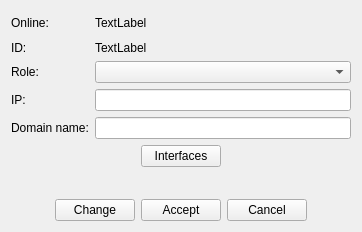
The window that src/VMTD/VMTD/device/node/VMTDNodeDeviceForm.ui (ekushko/qt-vxlan-mtd-old) describes before a commit, drawn with Qt 5.
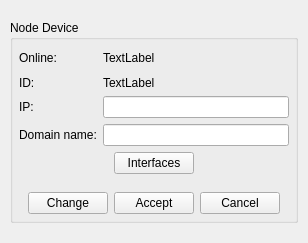
The same window after the commit. Icons and pictures are not drawn.

The edit to the form file:
```diff
--- a/src/VMTD/VMTD/device/node/VMTDNodeDeviceForm.ui
+++ b/src/VMTD/VMTD/device/node/VMTDNodeDeviceForm.ui
@@ -6,14 +6,97 @@
    <rect>
     <x>0</x>
     <y>0</y>
-    <width>362</width>
-    <height>232</height>
+    <width>308</width>
+    <height>243</height>
    </rect>
   </property>
   <property name="windowTitle">
    <string>Form</string>
   </property>
+  <property name="windowIcon">
+   <iconset resource="../../../resources/VMTDResources.qrc">
+    <normaloff>:/favicon.ico</normaloff>:/favicon.ico</iconset>
+  </property>
+  <layout class="QHBoxLayout" name="horizontalLayout">
+   <property name="spacing">
+    <number>0</number>
+   </property>
+   <property name="leftMargin">
+    <number>0</number>
+   </property>
+   <property name="topMargin">
+    <number>0</number>
+   </property>
+   <property name="rightMargin">
+    <number>0</number>
+   </property>
+   <property name="bottomMargin">
+    <number>0</number>
+   </property>
+   <item>
+    <spacer name="_11">
+     <property name="orientation">
+      <enum>Qt::Horizontal</enum>
+     </property>
+     <property name="sizeHint" stdset="0">
+      <size>
+       <width>4</width>
+       <height>20</height>
+      </size>
+     </property>
+    </spacer>
+   </item>
+   <item>
+    <layout class="QVBoxLayout" name="vl_1">
+     <property name="spacing">
+      <number>0</number>
+     </property>
+     <item>
+      <spacer name="_14">
+       <property name="orientation">
+        <enum>Qt::Vertical</enum>
+       </property>
+       <property name="sizeHint" stdset="0">
+        <size>
+         <width>20</width>
+         <height>40</height>
+        </size>
+       </property>
+      </spacer>
+     </item>
+     <item>
+      <widget class="QWidget" name="w_1" native="true">
+       <property name="minimumSize">
+        <size>
+         <width>306</width>
+         <height>0</height>
+        </size>
+       </property>
+       <property name="maximumSize">
+        <size>
+         <width>306</width>
+         <height>16777215</height>
+        </size>
+       </property>
+       <layout class="QVBoxLayout" name="verticalLayout_3">
+        <item>
+         <widget class="QGroupBox" name="gbNodeDevice">
+          <property name="title">
+           <string>Node Device</string>
+          </property>
   <layout class="QVBoxLayout" name="verticalLayout">
+           <property name="leftMargin">
+            <number>6</number>
+           </property>
+           <property name="topMargin">
+            <number>6</number>
+           </property>
+           <property name="rightMargin">
+            <number>6</number>
+           </property>
+           <property name="bottomMargin">
+            <number>6</number>
+           </property>
    <item>
     <widget class="QWidget" name="wMain" native="true">
      <layout class="QGridLayout" name="gridLayout">
@@ -29,15 +112,21 @@
       <property name="bottomMargin">
        <number>0</number>
       </property>
-      <item row="1" column="0">
-       <widget class="QLabel" name="_5">
+              <item row="0" column="1">
+               <widget class="QLabel" name="lbOnline">
+                <property name="minimumSize">
+                 <size>
+                  <width>0</width>
+                  <height>24</height>
+                 </size>
+                </property>
         <property name="text">
-         <string>ID:</string>
+                 <string>TextLabel</string>
         </property>
        </widget>
       </item>
-      <item row="2" column="1">
-       <widget class="QComboBox" name="cbRole"/>
+              <item row="3" column="1">
+               <widget class="QLineEdit" name="leDomainName"/>
       </item>
       <item row="1" column="1">
        <widget class="QLabel" name="lbId">
@@ -46,16 +135,9 @@
         </property>
        </widget>
       </item>
-      <item row="3" column="1">
+              <item row="2" column="1">
        <widget class="QLineEdit" name="leIp"/>
       </item>
-      <item row="2" column="0">
-       <widget class="QLabel" name="_7">
-        <property name="text">
-         <string>Role:</string>
-        </property>
-       </widget>
-      </item>
       <item row="0" column="0">
        <widget class="QLabel" name="_3">
         <property name="text">
@@ -63,35 +145,26 @@
         </property>
        </widget>
       </item>
+              <item row="1" column="0">
+               <widget class="QLabel" name="_5">
+                <property name="text">
+                 <string>ID:</string>
+                </property>
+               </widget>
+              </item>
       <item row="3" column="0">
-       <widget class="QLabel" name="_6">
-        <property name="text">
-         <string>IP:</string>
-        </property>
-       </widget>
-      </item>
-      <item row="0" column="1">
-       <widget class="QLabel" name="lbOnline">
-        <property name="minimumSize">
-         <size>
-          <width>0</width>
-          <height>24</height>
-         </size>
-        </property>
-        <property name="text">
-         <string>TextLabel</string>
-        </property>
-       </widget>
-      </item>
-      <item row="4" column="0">
        <widget class="QLabel" name="_10">
         <property name="text">
          <string>Domain name:</string>
         </property>
        </widget>
       </item>
-      <item row="4" column="1">
-       <widget class="QLineEdit" name="leDomainName"/>
+              <item row="2" column="0">
+               <widget class="QLabel" name="_6">
+                <property name="text">
+                 <string>IP:</string>
+                </property>
+               </widget>
       </item>
      </layout>
     </widget>
@@ -141,10 +214,13 @@
      <property name="orientation">
       <enum>Qt::Vertical</enum>
      </property>
+             <property name="sizeType">
+              <enum>QSizePolicy::Fixed</enum>
+             </property>
      <property name="sizeHint" stdset="0">
       <size>
        <width>20</width>
-       <height>40</height>
+               <height>12</height>
       </size>
      </property>
     </spacer>
@@ -216,6 +292,42 @@
    </item>
   </layout>
  </widget>
- <resources/>
+        </item>
+       </layout>
+      </widget>
+     </item>
+     <item>
+      <spacer name="_13">
+       <property name="orientation">
+        <enum>Qt::Vertical</enum>
+       </property>
+       <property name="sizeHint" stdset="0">
+        <size>
+         <width>20</width>
+         <height>40</height>
+        </size>
+       </property>
+      </spacer>
+     </item>
+    </layout>
+   </item>
+   <item>
+    <spacer name="_12">
+     <property name="orientation">
+      <enum>Qt::Horizontal</enum>
+     </property>
+     <property name="sizeHint" stdset="0">
+      <size>
+       <width>4</width>
+       <height>20</height>
+      </size>
+     </property>
+    </spacer>
+   </item>
+  </layout>
+ </widget>
+ <resources>
+  <include location="../../../resources/VMTDResources.qrc"/>
+ </resources>
  <connections/>
 </ui>
```
Lines whose indentation alone changed are shown as unchanged.
